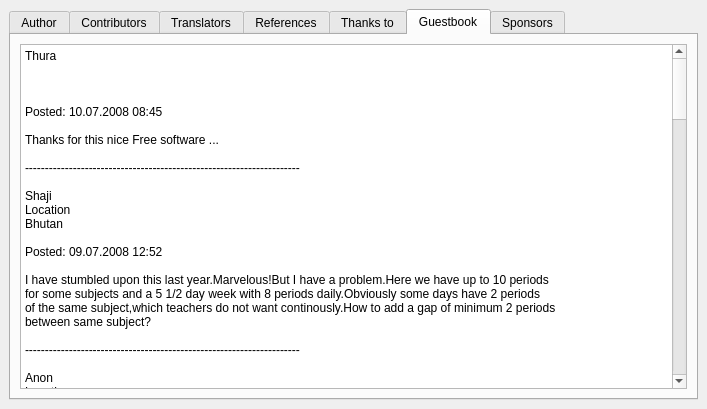
First picture: the form in fet/src/interface/helpaboutform_template.ui, repository vonmecheln/fet, before the edit.
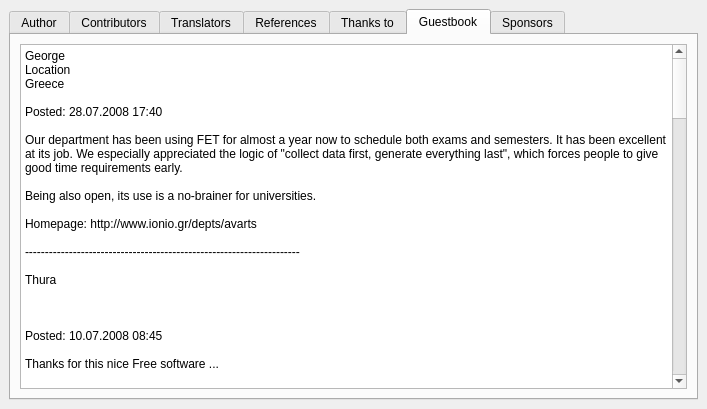
Second picture: the form after the edit. The open tabs and pages were chosen to show the change.

Diff of the .ui file:
```diff
--- a/fet/src/interface/helpaboutform_template.ui
+++ b/fet/src/interface/helpaboutform_template.ui
@@ -453,6 +453,20 @@
           <string>&lt;html>&lt;head>&lt;meta name="qrichtext" content="1" />&lt;style type="text/css">
 p, li { white-space: pre-wrap; }
 &lt;/style>&lt;/head>&lt;body style=" font-family:'Sans Serif'; font-size:9pt; font-weight:400; font-style:normal;">
+&lt;p style=" margin-top:0px; margin-bottom:0px; margin-left:0px; margin-right:0px; -qt-block-indent:0; text-indent:0px;">George&lt;/p>
+&lt;p style=" margin-top:0px; margin-bottom:0px; margin-left:0px; margin-right:0px; -qt-block-indent:0; text-indent:0px;">Location&lt;/p>
+&lt;p style=" margin-top:0px; margin-bottom:0px; margin-left:0px; margin-right:0px; -qt-block-indent:0; text-indent:0px;">Greece&lt;/p>
+&lt;p style=" margin-top:0px; margin-bottom:0px; margin-left:0px; margin-right:0px; -qt-block-indent:0; text-indent:0px;">	&lt;/p>
+&lt;p style=" margin-top:0px; margin-bottom:0px; margin-left:0px; margin-right:0px; -qt-block-indent:0; text-indent:0px;">Posted: 28.07.2008 17:40&lt;/p>
+&lt;p style="-qt-paragraph-type:empty; margin-top:0px; margin-bottom:0px; margin-left:0px; margin-right:0px; -qt-block-indent:0; text-indent:0px;">&lt;/p>
+&lt;p style=" margin-top:0px; margin-bottom:0px; margin-left:0px; margin-right:0px; -qt-block-indent:0; text-indent:0px;">Our department has been using FET for almost a year now to schedule both exams and semesters. It has been excellent at its job. We especially appreciated the logic of "collect data first, generate everything last", which forces people to give good time requirements early.&lt;/p>
+&lt;p style="-qt-paragraph-type:empty; margin-top:0px; margin-bottom:0px; margin-left:0px; margin-right:0px; -qt-block-indent:0; text-indent:0px;">&lt;/p>
+&lt;p style=" margin-top:0px; margin-bottom:0px; margin-left:0px; margin-right:0px; -qt-block-indent:0; text-indent:0px;">Being also open, its use is a no-brainer for universities.&lt;/p>
+&lt;p style="-qt-paragraph-type:empty; margin-top:0px; margin-bottom:0px; margin-left:0px; margin-right:0px; -qt-block-indent:0; text-indent:0px;">&lt;/p>
+&lt;p style=" margin-top:0px; margin-bottom:0px; margin-left:0px; margin-right:0px; -qt-block-indent:0; text-indent:0px;">Homepage: http://www.ionio.gr/depts/avarts &lt;/p>
+&lt;p style="-qt-paragraph-type:empty; margin-top:0px; margin-bottom:0px; margin-left:0px; margin-right:0px; -qt-block-indent:0; text-indent:0px;">&lt;/p>
+&lt;p style=" margin-top:0px; margin-bottom:0px; margin-left:0px; margin-right:0px; -qt-block-indent:0; text-indent:0px;">---------------------------------------------------------------------&lt;/p>
+&lt;p style="-qt-paragraph-type:empty; margin-top:0px; margin-bottom:0px; margin-left:0px; margin-right:0px; -qt-block-indent:0; text-indent:0px;">&lt;/p>
 &lt;p style=" margin-top:0px; margin-bottom:0px; margin-left:0px; margin-right:0px; -qt-block-indent:0; text-indent:0px;">Thura&lt;/p>
 &lt;p style="-qt-paragraph-type:empty; margin-top:0px; margin-bottom:0px; margin-left:0px; margin-right:0px; -qt-block-indent:0; text-indent:0px;">&lt;/p>
 &lt;p style="-qt-paragraph-type:empty; margin-top:0px; margin-bottom:0px; margin-left:0px; margin-right:0px; -qt-block-indent:0; text-indent:0px;">&lt;/p>
```
Left out of the diff: 6 changed lines with no effect on the pictures.
